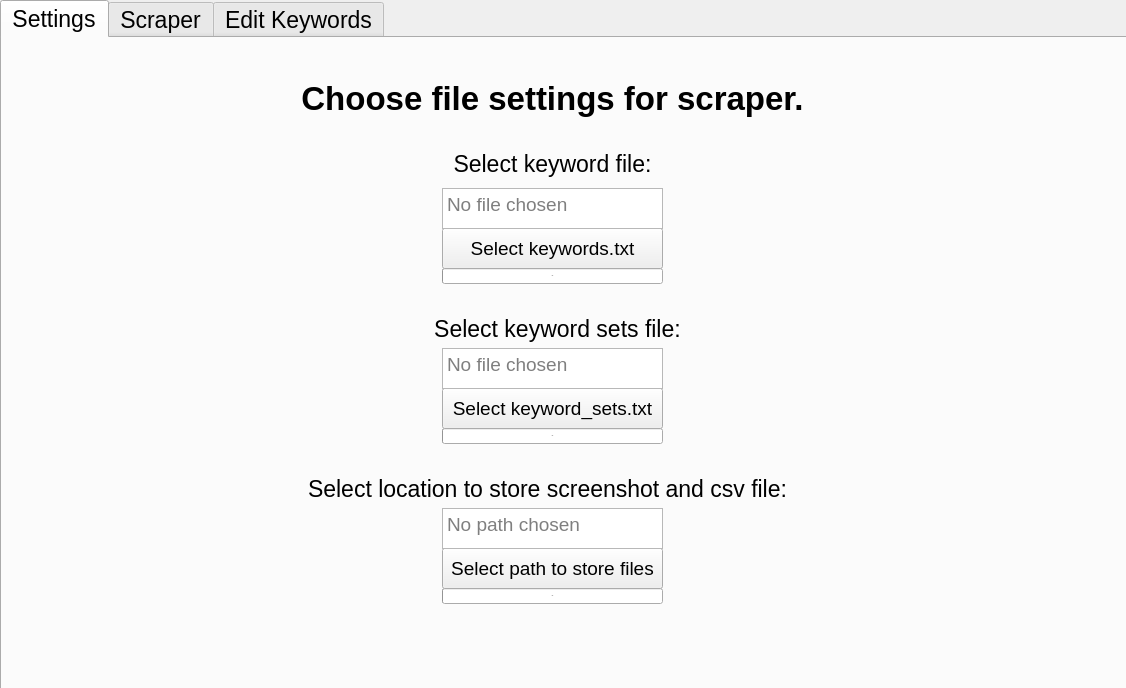
Qt form src/Scraper.ui (dfgrisales5078/HSI-Web-Scraper) before a commit.
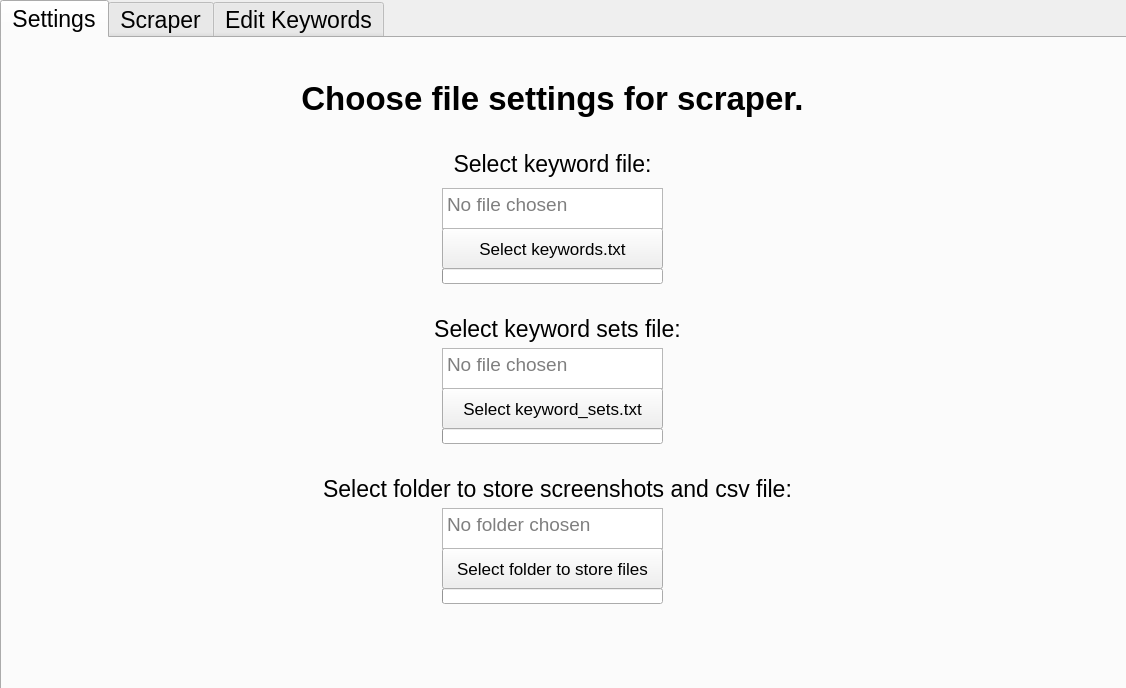
The same form after that commit. The open tabs and pages were chosen to show the change.

What changed in the file:
```diff
--- a/src/Scraper.ui
+++ b/src/Scraper.ui
@@ -27,6 +27,12 @@
      <pointsize>17</pointsize>
     </font>
    </property>
+   <property name="layoutDirection">
+    <enum>Qt::LeftToRight</enum>
+   </property>
+   <property name="autoFillBackground">
+    <bool>false</bool>
+   </property>
    <property name="currentIndex">
     <number>0</number>
    </property>
@@ -45,7 +51,7 @@
      </property>
      <property name="font">
       <font>
-       <pointsize>14</pointsize>
+       <pointsize>13</pointsize>
       </font>
      </property>
      <property name="text">
@@ -63,7 +69,7 @@
      </property>
      <property name="font">
       <font>
-       <pointsize>14</pointsize>
+       <pointsize>13</pointsize>
       </font>
      </property>
      <property name="text">
@@ -89,14 +95,14 @@
     <widget class="QLabel" name="label">
      <property name="geometry">
       <rect>
-       <x>290</x>
+       <x>300</x>
        <y>430</y>
        <width>511</width>
        <height>41</height>
       </rect>
      </property>
      <property name="text">
-      <string>Select location to store screenshot and csv file:</string>
+      <string>Select folder to store screenshots and csv file:</string>
      </property>
      <property name="alignment">
       <set>Qt::AlignCenter</set>
@@ -113,11 +119,11 @@
      </property>
      <property name="font">
       <font>
-       <pointsize>14</pointsize>
+       <pointsize>13</pointsize>
       </font>
      </property>
      <property name="text">
-      <string>Select path to store files</string>
+      <string>Select folder to store files</string>
      </property>
     </widget>
     <widget class="QTextBrowser" name="keywordFilePathOutput">
@@ -192,7 +198,7 @@
       <enum>QTextEdit::NoWrap</enum>
      </property>
      <property name="placeholderText">
-      <string>No path chosen</string>
+      <string>No folder chosen</string>
      </property>
     </widget>
     <widget class="QLabel" name="label_3">
@@ -250,6 +256,9 @@
      <property name="value">
       <number>0</number>
      </property>
+     <property name="textVisible">
+      <bool>false</bool>
+     </property>
     </widget>
     <widget class="QProgressBar" name="keywordSetsProgressBar">
      <property name="geometry">
@@ -268,6 +277,9 @@
      <property name="value">
       <number>0</number>
      </property>
+     <property name="textVisible">
+      <bool>false</bool>
+     </property>
     </widget>
     <widget class="QProgressBar" name="storagePathProgressBar">
      <property name="geometry">
@@ -286,6 +298,9 @@
      <property name="value">
       <number>0</number>
      </property>
+     <property name="textVisible">
+      <bool>false</bool>
+     </property>
     </widget>
    </widget>
    <widget class="QWidget" name="MainScraper">
```
Left out of the diff: 34 changed lines with no effect on the pictures.
